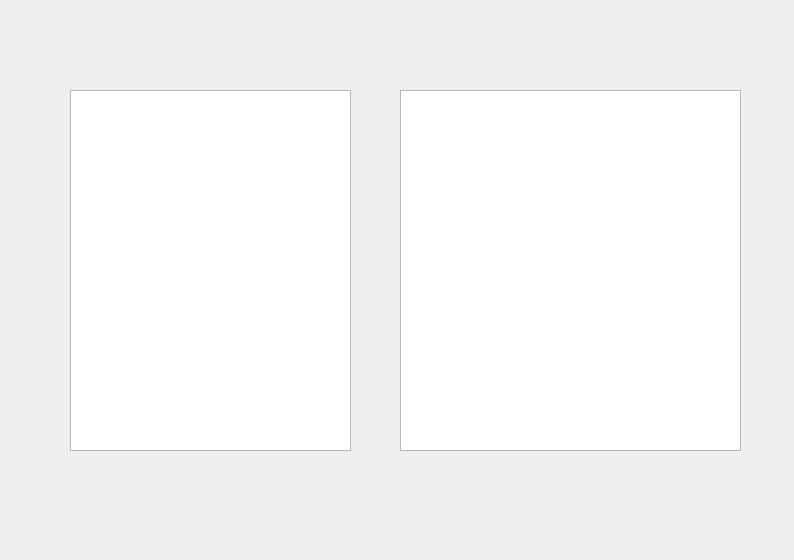
wolf-bolin/Jigsaw, file Project/Jigsaw/rankbrowser.ui: the form before one commit.
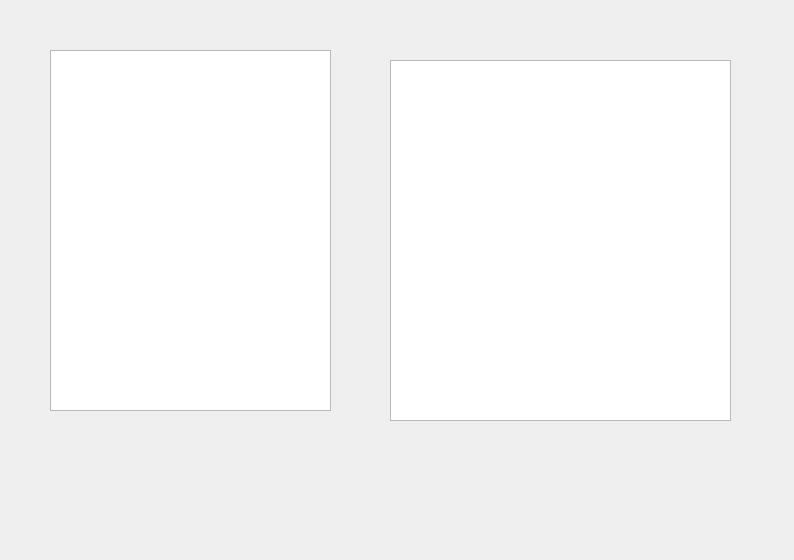
The form after the commit.

Diff of the .ui file:
```diff
--- a/Project/Jigsaw/rankbrowser.ui
+++ b/Project/Jigsaw/rankbrowser.ui
@@ -16,8 +16,8 @@
   <widget class="QTableWidget" name="gameRecordTable">
    <property name="geometry">
     <rect>
-     <x>70</x>
-     <y>90</y>
+     <x>50</x>
+     <y>50</y>
      <width>281</width>
      <height>361</height>
     </rect>
@@ -26,8 +26,8 @@
   <widget class="QTableWidget" name="globalRankTable">
    <property name="geometry">
     <rect>
-     <x>400</x>
-     <y>90</y>
+     <x>390</x>
+     <y>60</y>
      <width>341</width>
      <height>361</height>
     </rect>
```
